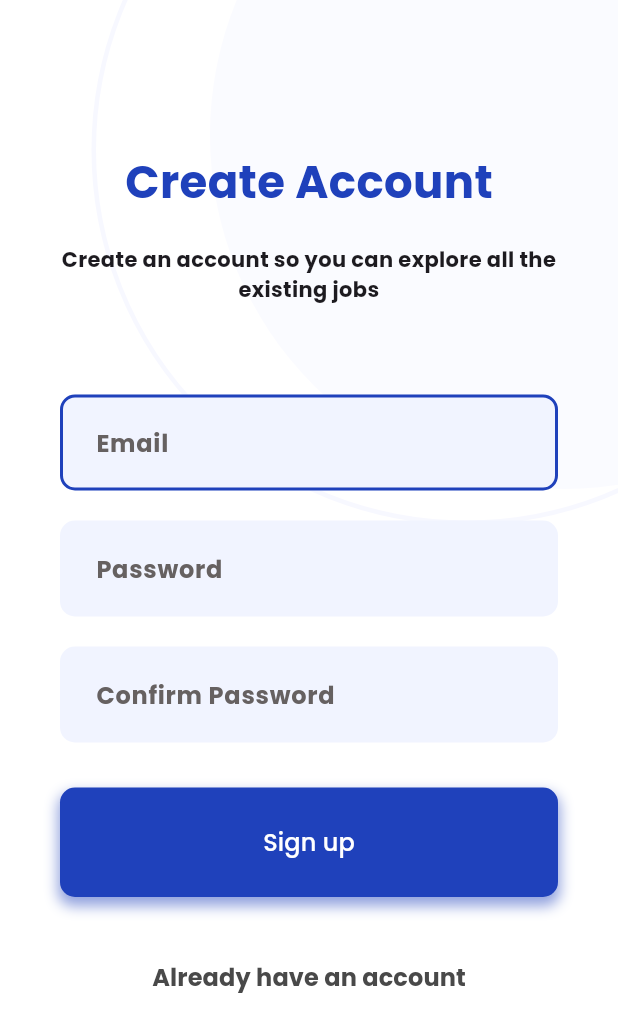
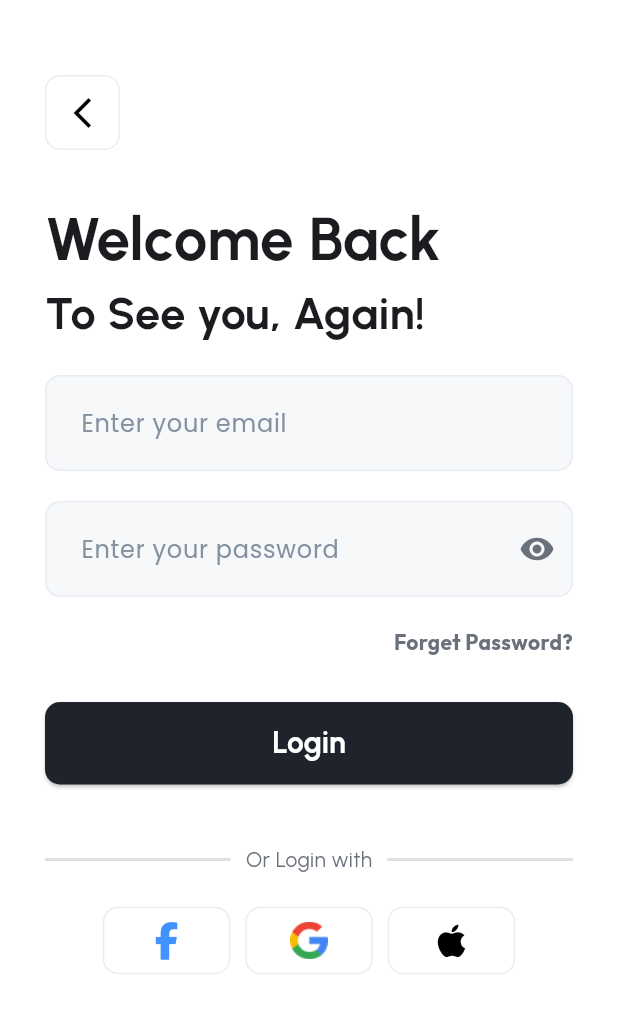
Before and after one commit to Tanatorn-hub/flutter_speed_ui_app, a Flutter app: the screen it shows after launch, on a phone screen of 412 x 824 dp. Shown: the top 1032 px of the screen. Run offline on Flutter 3.47's test engine with Material 3 defaults, Android fonts, the phone set to English and light mode, and no system bars; our stand-ins replace font_awesome_flutter, google_fonts.

Commit message:
เสร็จ D03

```diff
--- a/lib/main.dart
+++ b/lib/main.dart
@@ -6,6 +6,8 @@ import 'package:flutter_speed_ui_app/views/a02_page_ui.dart';
 import 'package:flutter_speed_ui_app/views/b01_page_ui.dart';
 import 'package:flutter_speed_ui_app/views/b02_page_ui.dart';
 import 'package:flutter_speed_ui_app/views/b03_page_ui.dart';
+import 'package:flutter_speed_ui_app/views/d01_page_ui.dart';
+import 'package:flutter_speed_ui_app/views/d02_page_ui.dart';
 import 'package:flutter_speed_ui_app/views/e01_page_ui.dart';
 import 'package:flutter_speed_ui_app/views/e02_page_ui.dart';
 import 'package:flutter_speed_ui_app/views/e03_page_ui.dart';
@@ -34,7 +36,7 @@ class _FlutterSpeedUIState extends State<FlutterSpeedUI> {
   Widget build(BuildContext context) {
     return MaterialApp(
       debugShowCheckedModeBanner: false,
-      home: B03PageUI(),
+      home: D02PageUI(),
       theme: ThemeData(
         textTheme: GoogleFonts.poppinsTextTheme(
           Theme.of(context).textTheme,
--- /dev/null
+++ b/lib/views/d02_page_ui.dart
@@ -0,0 +1,347 @@
+// ignore_for_file: unused_import
+
+import 'package:flutter/material.dart';
+import 'package:flutter_speed_ui_app/views/d03_page_ui.dart';
+import 'package:flutter_speed_ui_app/views/d04_page_ui.dart';
+import 'package:font_awesome_flutter/font_awesome_flutter.dart';
+import 'package:google_fonts/google_fonts.dart';
+
+class D02PageUI extends StatefulWidget {
+  const D02PageUI({super.key});
+
+  @override
+  State<D02PageUI> createState() => _D02PageUIState();
+}
+
+class _D02PageUIState extends State<D02PageUI> {
+  @override
+  Widget build(BuildContext context) {
+    return Scaffold(
+      backgroundColor: Colors.white,
+      body: Stack(
+        children: [
+          Positioned(
+            top: 50, // ปรับตำแหน่งตามต้องการ
+            left: 30, // ปรับตำแหน่งตามต้องการ
+            child: Container(
+              decoration: BoxDecoration(
+                borderRadius: BorderRadius.circular(10),
+                border: Border.all(
+                  color: Color(0xFFE8ECF4), // ขอบ
+                  width: 1,
+                ),
+                color: Colors.white,
+              ),
+              child: IconButton(
+                icon: Icon(
+                  Icons.arrow_back_ios_new_outlined,
+                  color: Colors.black,
+                ),
+                onPressed: () {
+                  Navigator.pop(context);
+                },
+              ),
+            ),
+          ),
+          Padding(
+            padding: const EdgeInsets.only(
+              top: 100,
+              left: 30,
+              right: 30,
+            ),
+            child: Column(
+              crossAxisAlignment: CrossAxisAlignment.center,
+              children: [
+                SizedBox(height: 30),
+                Align(
+                  alignment: Alignment.centerLeft,
+                  child: Text(
+                    'Welcome Back',
+                    style: GoogleFonts.urbanist(
+                      fontSize: 40,
+                      fontWeight: FontWeight.bold,
+                    ),
+                  ),
+                ),
+                Align(
+                  alignment: Alignment.centerLeft,
+                  child: Text(
+                    'To See you, Again!',
+                    style: GoogleFonts.urbanist(
+                      fontSize: 30,
+                      fontWeight: FontWeight.bold,
+                    ),
+                  ),
+                ),
+                SizedBox(height: 20),
+                TextField(
+                  decoration: InputDecoration(
+                    border: OutlineInputBorder(
+                      borderRadius: BorderRadius.circular(10),
+                    ),
+                    enabledBorder: OutlineInputBorder(
+                      borderRadius: BorderRadius.circular(10),
+                      borderSide: BorderSide(
+                        color: Color(0xffE8ECF4), // สีขอบ
+                        width: 1.0,
+                      ),
+                    ),
+                    labelText: 'Enter your email',
+                    labelStyle: TextStyle(
+                      color: Color(0xFF8391A1), //สีข้อความ
+                    ),
+
+                    contentPadding: EdgeInsets.symmetric(
+                      vertical: 20,
+                      horizontal: 20,
+                    ), // ปรับขนาดความสูง
+                    fillColor: Color(0xffF7F8F9), // สีพื้นหลัง
+                    filled: true, // เปิดใช้งานสีพื้นหลัง
+                  ),
+                ),
+
+                SizedBox(
+                  height: 20,
+                ),
+
+                TextField(
+                  obscureText: true,
+                  decoration: InputDecoration(
+                    border: OutlineInputBorder(
+                      borderRadius: BorderRadius.circular(10),
+                    ),
+
+                    enabledBorder: OutlineInputBorder(
+                      borderRadius: BorderRadius.circular(10),
+                      borderSide: BorderSide(
+                        color: Color(0xffE8ECF4), // สีขอบ
+                        width: 1.0,
+                      ),
+                    ),
+                    suffixIcon: IconButton(
+                      icon: Icon(
+                        Icons.remove_red_eye_sharp,
+                        color: Color(0xFF6A707C),
+                      ),
+                      onPressed: () {},
+                    ),
+
+                    labelText: 'Enter your password',
+                    labelStyle: TextStyle(
+                      color: Color(0xFF8391A1),
+                    ),
+
+                    contentPadding: EdgeInsets.symmetric(
+                      vertical: 20,
+                      horizontal: 20,
+                    ), // ปรับขนาดความสูง
+                    fillColor: Color(0xffF7F8F9), // สีพื้นหลัง
+                    filled: true, // เปิดใช้งานสีพื้นหลัง
+                  ),
+                ),
+                SizedBox(
+                  height: 20,
+                ),
+                Align(
+                  alignment: Alignment.centerRight,
+                  child: InkWell(
+                    onTap: () {
+                      Navigator.push(
+                        context,
+                        MaterialPageRoute(
+                          builder: (context) => D04PageUI(),
+                        ),
+                      );
+                    },
+                    child: Text(
+                      'Forget Password?',
+                      style: GoogleFonts.outfit(
+                        fontSize: 14,
+                        fontWeight: FontWeight.bold,
+                        color: Color(0xFF6A707C),
+                      ),
+                    ),
+                  ),
+                ),
+                SizedBox(
+                  height: 30,
+                ),
+
+                // ปุ่ม ---------------------------------------------------
+                ElevatedButton(
+                  onPressed: () {
+                    Navigator.push(
+                      context,
+                      MaterialPageRoute(
+                        builder: (context) => D02PageUI(),
+                      ),
+                    );
+                  },
+                  style: ElevatedButton.styleFrom(
+                    backgroundColor: Color(0xFF1E232C),
+                    fixedSize: Size(MediaQuery.of(context).size.width, 55),
+                    shape: RoundedRectangleBorder(
+                      borderRadius: BorderRadius.circular(10),
+                    ),
+                  ),
+                  child: Text(
+                    'Login',
+                    style: GoogleFonts.urbanist(
+                      fontSize: 20,
+                      fontWeight: FontWeight.bold,
+                      color: Colors.white,
+                    ),
+                  ),
+                ),
+
+                SizedBox(
+                  height: 40,
+                ),
+
+                //เส้นแบ่ง------------------------------------------------------------
+                Row(
+                  mainAxisAlignment: MainAxisAlignment.center,
+                  children: [
+                    Expanded(
+                      child: Container(
+                        height: 2,
+                        color: Color(0xFFE0E0E0), // สีเทาอ่อน
+                      ),
+                    ),
+                    Padding(
+                      padding: const EdgeInsets.symmetric(horizontal: 10.0),
+                      child: Text(
+                        'Or Login with',
+                        style: GoogleFonts.urbanist(
+                          color: Color(0xff6A707C),
+                          fontSize: 14,
+                        ),
+                      ),
+                    ),
+                    Expanded(
+                      child: Container(
+                        height: 2,
+                        color: Color(0xFFE0E0E0), // สีเทาอ่อน
+                      ),
+                    ),
+                  ],
+                ),
+
+                SizedBox(
+                  height: 20,
+                ),
+
+                // ปุ่ม------------------------------------------------------------
+                Row(
+                  mainAxisAlignment: MainAxisAlignment.center,
+                  children: [
+                    ElevatedButton(
+                      style: ElevatedButton.styleFrom(
+                        padding:
+                            EdgeInsets.symmetric(horizontal: 30, vertical: 10),
+                        backgroundColor: Colors.white,
+                        elevation: 0,
+                        shape: RoundedRectangleBorder(
+                          borderRadius: BorderRadius.circular(10),
+                          side: BorderSide(
+                            color: Color(0xffE8ECF4),
+                          ),
+                        ),
+                      ),
+                      onPressed: () {},
+                      child: Icon(
+                        FontAwesomeIcons.facebookF,
+                        color: Color(0xff4092FF),
+                        size: 25,
+                      ),
+                    ),
+                    SizedBox(
+                      width: 10,
+                    ),
+                    ElevatedButton(
+                      style: ElevatedButton.styleFrom(
+                        padding:
+                            EdgeInsets.symmetric(horizontal: 30, vertical: 10),
+                        backgroundColor: Colors.white,
+                        elevation: 0,
+                        shape: RoundedRectangleBorder(
+                          borderRadius: BorderRadius.circular(10),
+                          side: BorderSide(
+                            color: Color(0xffE8ECF4),
+                          ),
+                        ),
+                      ),
+                      onPressed: () {},
+                      child: Image(
+                        image: AssetImage('assets/images/imge3.png'),
+                        width: 25,
+                        height: 25,
+                      ),
+                    ),
+                    SizedBox(
+                      width: 10,
+                    ),
+                    ElevatedButton(
+                      style: ElevatedButton.styleFrom(
+                        padding:
+                            EdgeInsets.symmetric(horizontal: 30, vertical: 10),
+                        backgroundColor: Colors.white,
+                        elevation: 0,
+                        shape: RoundedRectangleBorder(
+                          borderRadius: BorderRadius.circular(10),
+                          side: BorderSide(
+                            color: Color(0xffE8ECF4),
+                          ),
+                        ),
+                      ),
+                      onPressed: () {},
+                      child: Icon(
+                        FontAwesomeIcons.apple,
+                        color: Colors.black,
+                        size: 25,
+                      ),
+                    ),
+                  ],
+                ),
+
+                SizedBox(
+                  height: 220,
+                ),
+                Row(
+                  mainAxisAlignment: MainAxisAlignment.center,
+                  children: [
+                    Text(
+                      "Don't have an account? ",
+                      style: GoogleFonts.urbanist(
+                        color: Color(0xFF1E232C),
+                      ),
+                    ),
+                    InkWell(
+                      onTap: () {
+                        Navigator.push(
+                          context,
+                          MaterialPageRoute(
+                            builder: (context) => D03PageUI(),
+                          ),
+                        );
+                      },
+                      child: Text(
+                        'Register Now',
+                        style: GoogleFonts.urbanist(
+                            color: Color(0xff35C2C1),
+                            fontWeight: FontWeight.bold),
+                      ),
+                    ),
+                  ],
+                ),
+                SizedBox(
+                  height: 20,
+                ),
+              ],
+            ),
+          ),
+        ],
+      ),
+    );
+  }
+}
```
Also changed, not shown: lib/views/d01_page_ui.dart (added, +121 -0 lines), lib/views/d03_page_ui.dart (added, +17 -0 lines), lib/views/d04_page_ui.dart (added, +17 -0 lines), lib/views/d05_page_ui.dart (added, +17 -0 lines), lib/views/d06_page_ui.dart (added, +17 -0 lines), lib/views/d07_page_ui.dart (added, +17 -0 lines).
